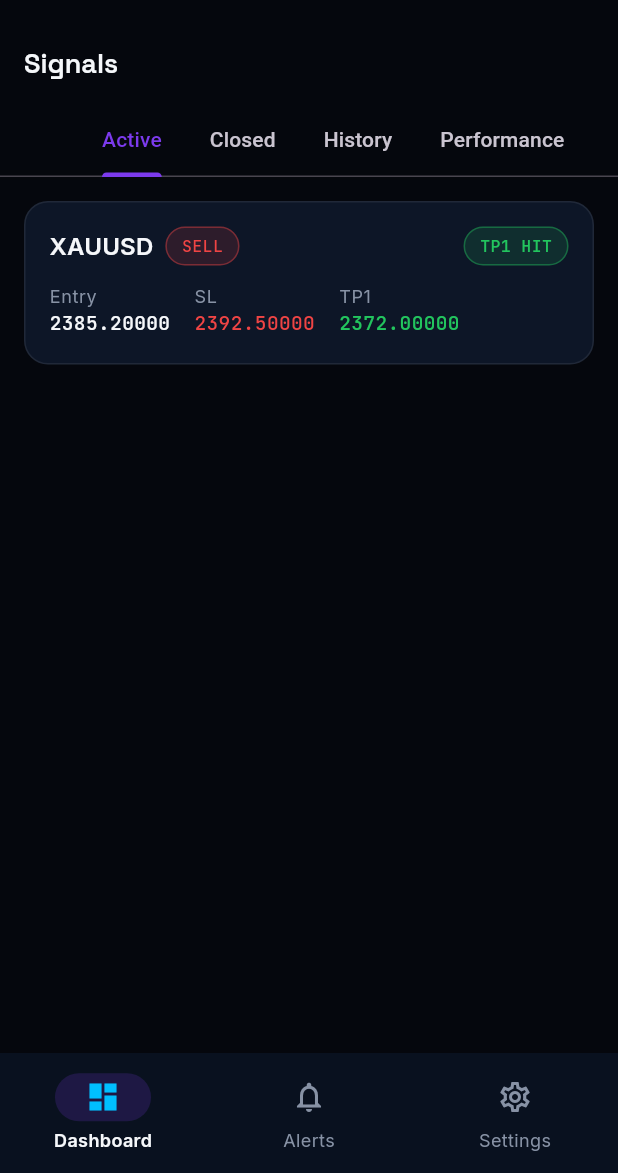
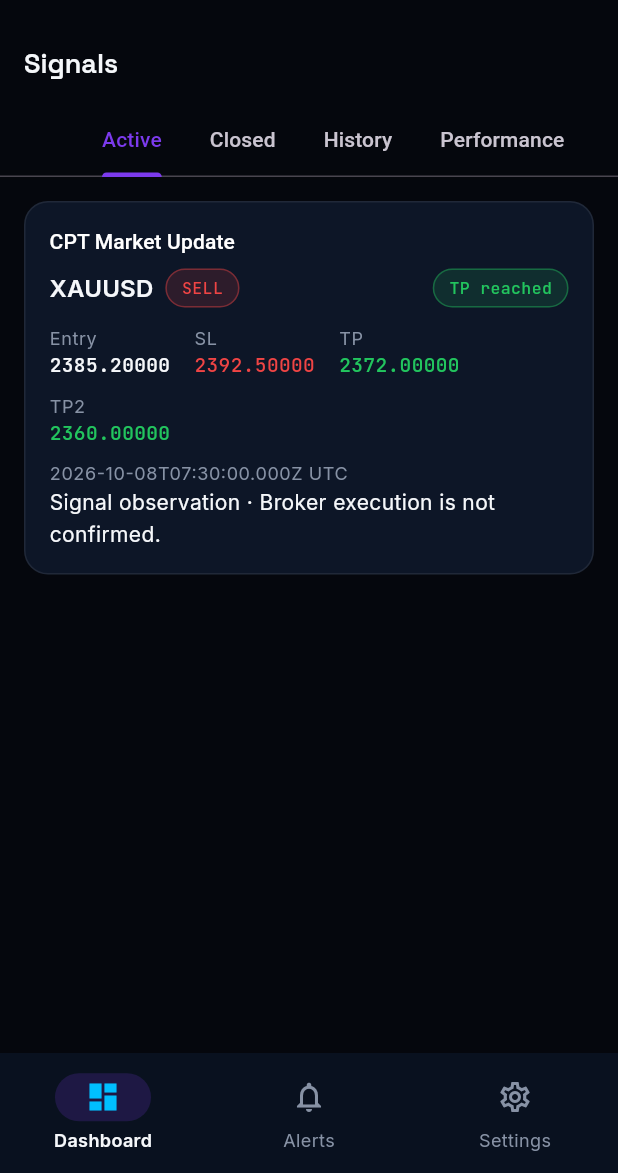
Before and after one commit to st10490392/code-phantom-App, a Flutter app: the SignalsScreen screen opened by its route, on a phone screen of 412 x 824 dp, the part 63-1236 px from its top. Run offline on Flutter 3.47's test engine with Material 3 defaults, Android fonts, the phone set to English and light mode, and no system bars; our stand-ins replace dio, firebase_core, firebase_messaging, flutter_riverpod, flutter_secure_storage, go_router and 3 more; accounts and stored records are empty.

Commit message:
Clarify ENKIDU branding and customer signal observations

```diff
--- a/lib/core/routing/app_router.dart
+++ b/lib/core/routing/app_router.dart
@@ -161,7 +161,7 @@ String? safeReturnPath(String? raw) {
 Permission? permissionForPath(String path) {
   if (path.startsWith('/scanner')) return Permission.scannerAccess;
   if (path.startsWith('/signals')) return Permission.signalsAccess;
-  if (path.startsWith('/ea')) return Permission.eaAccess;
+  if (path.startsWith('/ea')) return Permission.systemAdmin;
   return null;
 }
 
--- a/lib/core/routing/nav_destination.dart
+++ b/lib/core/routing/nav_destination.dart
@@ -46,7 +46,7 @@ const List<NavDestination> primaryNavDestinations = [
     label: 'EA',
     icon: Icons.memory_outlined,
     selectedIcon: Icons.memory,
-    permission: Permission.eaAccess,
+    permission: Permission.systemAdmin,
   ),
   NavDestination(
     path: '/notifications',
--- a/lib/core/theme/brand_assets.dart
+++ b/lib/core/theme/brand_assets.dart
@@ -17,6 +17,6 @@ abstract final class BrandAssets {
   static const String tagline = 'Engineering Intelligent Systems';
 
   /// Trading-facing sub-brand, used within Scanner/Signals/EA contexts only.
-  static const String tradingBrand = 'Phantom Traders';
+  static const String tradingBrand = 'CPT Market Direction';
   static const String scannerBrandLine = 'CPT Scanner · by CodePhantom Technologies';
 }
--- a/lib/features/dashboard/presentation/dashboard_screen.dart
+++ b/lib/features/dashboard/presentation/dashboard_screen.dart
@@ -40,7 +40,7 @@ class DashboardScreen extends ConsumerWidget {
 
     final hasScannerAccess = ref.watch(hasPermissionProvider(Permission.scannerAccess));
     final hasSignalsAccess = ref.watch(hasPermissionProvider(Permission.signalsAccess));
-    final hasEaAccess = ref.watch(hasPermissionProvider(Permission.eaAccess));
+    final hasEaAccess = ref.watch(hasPermissionProvider(Permission.systemAdmin));
 
     return Scaffold(
       body: ListView(
--- a/lib/features/ea/presentation/ea_dashboard_screen.dart
+++ b/lib/features/ea/presentation/ea_dashboard_screen.dart
@@ -20,7 +20,7 @@ class EADashboardScreen extends ConsumerWidget {
     final accountAsync = ref.watch(primaryEAAccountProvider);
 
     return Scaffold(
-      appBar: AppBar(title: const Text('CPT GILGAMESH EA')),
+      appBar: AppBar(title: const Text('CPT ENKIDU EA')),
       body: accountAsync.when(
         loading: () => const LoadingView(),
         error: (e, _) => ErrorView(message: 'Could not load EA account.\n$e'),
--- a/lib/features/ea/presentation/gilgamesh_panel.dart
+++ b/lib/features/ea/presentation/gilgamesh_panel.dart
@@ -31,7 +31,7 @@ class GilgameshPanel extends ConsumerWidget {
               children: [
                 const Expanded(
                   child: Text(
-                    'CPT GILGAMESH EA',
+                    'CPT ENKIDU EA',
                     style: TextStyle(fontWeight: FontWeight.bold),
                   ),
                 ),
--- a/lib/features/notifications/push/phone_alert.dart
+++ b/lib/features/notifications/push/phone_alert.dart
@@ -1,23 +1,36 @@
 /// No raw message bodies, arbitrary routes, strategy metadata or credentials.
 class PhoneAlert {
-  const PhoneAlert({required this.eventId, required this.signalId, required this.type});
+  const PhoneAlert({
+    required this.eventId,
+    required this.signalId,
+    required this.type,
+  });
   final String eventId;
   final String signalId;
   final String type;
 
   String get title => switch (type) {
-        'TP' => 'Take profit reached',
-        'SL' => 'Stop loss reached',
-        _ => 'New signal available',
+        'TP' => 'CPT Market Update · TP reached',
+        'CANCELLED' => 'CPT Market Update · Cancelled',
+        'SL' => 'CPT Market Update · SL reached',
+        _ => 'CPT Market Direction',
       };
 
   static PhoneAlert? parse(Map<String, dynamic> data) {
     final event = data['event_id'];
     final signal = data['signal_id'];
     final type = data['type'];
-    final uuid = RegExp(r'^[0-9a-fA-F]{8}(-[0-9a-fA-F]{4}){3}-[0-9a-fA-F]{12}$');
-    if (event is! String || signal is! String || !uuid.hasMatch(event) || !uuid.hasMatch(signal)) return null;
-    if (!['SIGNAL_PUBLISHED', 'TP', 'SL'].contains(type)) return null;
+    final uuid =
+        RegExp(r'^[0-9a-fA-F]{8}(-[0-9a-fA-F]{4}){3}-[0-9a-fA-F]{12}$');
+    if (event is! String ||
+        signal is! String ||
+        !uuid.hasMatch(event) ||
+        !uuid.hasMatch(signal)) {
+      return null;
+    }
+    if (!['SIGNAL_PUBLISHED', 'TP', 'SL', 'CANCELLED'].contains(type)) {
+      return null;
+    }
     return PhoneAlert(eventId: event, signalId: signal, type: type as String);
   }
 }
--- a/lib/features/signals/domain/signal.dart
+++ b/lib/features/signals/domain/signal.dart
@@ -4,6 +4,7 @@ class Signal {
   const Signal({
     required this.id,
     this.setupId,
+    this.timeframe,
     required this.symbol,
     required this.direction,
     required this.entry,
@@ -20,6 +21,7 @@ class Signal {
 
   final String id;
   final String? setupId;
+  final String? timeframe;
   final String symbol;
   final SetupDirection direction;
   final double entry;
@@ -35,10 +37,15 @@ class Signal {
   final double? rMultiple;
   final String? notes;
 
-  Signal copyWith({SignalStatus? status, DateTime? closedAt, String? result, double? rMultiple}) {
+  Signal copyWith(
+      {SignalStatus? status,
+      DateTime? closedAt,
+      String? result,
+      double? rMultiple,}) {
     return Signal(
       id: id,
       setupId: setupId,
+      timeframe: timeframe,
       symbol: symbol,
       direction: direction,
       entry: entry,
--- a/lib/features/signals/domain/signal_performance_summary.dart
+++ b/lib/features/signals/domain/signal_performance_summary.dart
@@ -5,8 +5,10 @@ class SignalPerformanceSummary {
     required this.losses,
     required this.winRatePercent,
     required this.averageRMultiple,
+    this.rObservationCount = 0,
   });
 
+  final int rObservationCount;
   final int totalSignals;
   final int wins;
   final int losses;
--- a/lib/features/signals/presentation/signals_screen.dart
+++ b/lib/features/signals/presentation/signals_screen.dart
@@ -55,16 +55,35 @@ class _SignalList extends ConsumerWidget {
 
     return async.when(
       loading: () => const LoadingView(),
-      error: (e, _) => ErrorView(message: 'Could not load signals.\n$e'),
+      error: (e, _) => ErrorView(
+        message: 'Could not load signals. Please try again.',
+        onRetry: () {
+          ref.invalidate(activeSignalsProvider);
+          ref.invalidate(closedSignalsProvider);
+          ref.invalidate(signalsByStatusProvider(null));
+        },
+      ),
       data: (List<Signal> signals) {
         if (signals.isEmpty) {
-          return const EmptyView(icon: Icons.show_chart_outlined, message: 'No signals here yet.');
+          return const EmptyView(
+            icon: Icons.show_chart_outlined,
+            message: 'No signals here yet.',
+          );
         }
-        return ListView.separated(
-          padding: const EdgeInsets.all(AppSpacing.lg),
-          itemCount: signals.length,
-          separatorBuilder: (_, __) => const SizedBox(height: AppSpacing.md),
-          itemBuilder: (context, i) => SignalCard(signal: signals[i]),
+        return RefreshIndicator(
+          onRefresh: () async {
+            ref.invalidate(activeSignalsProvider);
+            ref.invalidate(closedSignalsProvider);
+            ref.invalidate(signalsByStatusProvider(null));
+            await ref.read(signalsByStatusProvider(null).future);
+          },
+          child: ListView.separated(
+            physics: const AlwaysScrollableScrollPhysics(),
+            padding: const EdgeInsets.all(AppSpacing.lg),
+            itemCount: signals.length,
+            separatorBuilder: (_, __) => const SizedBox(height: AppSpacing.md),
+            itemBuilder: (context, i) => SignalCard(signal: signals[i]),
+          ),
         );
       },
     );
@@ -79,7 +98,10 @@ class _PerformanceTab extends ConsumerWidget {
     final summaryAsync = ref.watch(signalPerformanceProvider);
     return summaryAsync.when(
       loading: () => const LoadingView(),
-      error: (e, _) => ErrorView(message: 'Could not load performance.\n$e'),
+      error: (e, _) => ErrorView(
+        message: 'Could not load signal outcomes. Please try again.',
+        onRetry: () => ref.invalidate(signalPerformanceProvider),
+      ),
       data: (summary) => ListView(
         padding: const EdgeInsets.all(AppSpacing.lg),
         children: [
@@ -87,12 +109,27 @@ class _PerformanceTab extends ConsumerWidget {
             child: Column(
               crossAxisAlignment: CrossAxisAlignment.start,
               children: [
-                Text('Win / Loss', style: Theme.of(context).textTheme.titleMedium),
+                Text(
+                  'Signal outcomes',
+                  style: Theme.of(context).textTheme.titleMedium,
+                ),
                 const SizedBox(height: AppSpacing.md),
                 Text('${summary.wins} wins · ${summary.losses} losses'),
-                Text('Win rate: ${summary.winRatePercent.toStringAsFixed(1)}%'),
-                Text('Avg R multiple: ${summary.averageRMultiple.toStringAsFixed(2)}R'),
-                Text('Total closed signals: ${summary.totalSignals}'),
+                Text(
+                  summary.wins + summary.losses == 0
+                      ? 'Win rate: No resolved wins or losses'
+                      : 'Win rate: ${summary.winRatePercent.toStringAsFixed(1)}%',
+                ),
+                Text(
+                  'Avg R multiple: ${summary.averageRMultiple.toStringAsFixed(2)}R',
+                ),
+                Text('Resolved signal observations: ${summary.totalSignals}'),
+                const Text(
+                  'Latest 200 signals. Cancelled and unresolved outcomes are excluded. Breakevens are excluded from win rate.',
+                ),
+                const Text(
+                  'These are signal observations, not confirmed broker performance.',
+                ),
               ],
             ),
           ),
--- a/lib/features/signals/presentation/widgets/signal_card.dart
+++ b/lib/features/signals/presentation/widgets/signal_card.dart
@@ -11,7 +11,11 @@ import '../../domain/signal_enums.dart';
 /// reused for shareable/exported images (WhatsApp/Telegram/website) later —
 /// see docs/ARCHITECTURE.md "Signal Branding". No image export in Phase 1.
 class SignalCard extends StatelessWidget {
-  const SignalCard({required this.signal, this.showWatermark = false, super.key});
+  const SignalCard({
+    required this.signal,
+    this.showWatermark = false,
+    super.key,
+  });
 
   final Signal signal;
   final bool showWatermark;
@@ -21,7 +25,10 @@ class SignalCard extends StatelessWidget {
         SignalStatus.approved => AppColors.cyberBlue,
         SignalStatus.published => AppColors.electricBlue,
         SignalStatus.active => AppColors.success,
-        SignalStatus.tp1Hit || SignalStatus.tp2Hit || SignalStatus.tp3Hit => AppColors.success,
+        SignalStatus.tp1Hit ||
+        SignalStatus.tp2Hit ||
+        SignalStatus.tp3Hit =>
+          AppColors.success,
         SignalStatus.stopped => AppColors.error,
         SignalStatus.cancelled => AppColors.offline,
         SignalStatus.closed => AppColors.neutral,
@@ -29,19 +36,34 @@ class SignalCard extends StatelessWidget {
 
   @override
   Widget build(BuildContext context) {
+    final isUpdate = signal.status.isClosed ||
+        signal.status == SignalStatus.tp1Hit ||
+        signal.status == SignalStatus.tp2Hit ||
+        signal.status == SignalStatus.tp3Hit;
     final isBuy = signal.direction == SetupDirection.buy;
     return PhantomCard(
       child: Column(
         crossAxisAlignment: CrossAxisAlignment.start,
         children: [
+          Text(
+            isUpdate ? 'CPT Market Update' : 'CPT Market Direction',
+            style: Theme.of(context).textTheme.titleSmall,
+          ),
+          const SizedBox(height: AppSpacing.sm),
           Row(
             children: [
-              Text(signal.symbol, style: Theme.of(context).textTheme.titleMedium),
+              Text(
+                signal.symbol,
+                style: Theme.of(context).textTheme.titleMedium,
+              ),
               const SizedBox(width: AppSpacing.sm),
-              StatusBadge(label: isBuy ? 'BUY' : 'SELL', color: isBuy ? AppColors.buy : AppColors.sell),
+              StatusBadge(
+                label: isBuy ? 'BUY' : 'SELL',
+                color: isBuy ? AppColors.buy : AppColors.sell,
+              ),
               const Spacer(),
               StatusBadge(
-                label: signal.status.wireValue.replaceAll('_', ' '),
+                label: _statusLabel(signal.status),
                 color: _statusColor(signal.status),
               ),
             ],
@@ -55,22 +77,45 @@ class SignalCard extends StatelessWidget {
               _metric(context, 'Entry', signal.entry),
               _metric(context, 'SL', signal.stopLoss, color: AppColors.error),
               if (signal.takeProfits.isNotEmpty)
-                _metric(context, 'TP1', signal.takeProfits.first, color: AppColors.success),
+                _metric(
+                  context,
+                  'TP',
+                  signal.takeProfits.first,
+                  color: AppColors.success,
+                ),
+              if (signal.takeProfits.length > 1)
+                _metric(
+                  context,
+                  'TP2',
+                  signal.takeProfits[1],
+                  color: AppColors.success,
+                ),
             ],
           ),
-          if (signal.rMultiple != null) ...[
+          if (signal.rMultiple != null &&
+              signal.status.isClosed &&
+              signal.status != SignalStatus.cancelled &&
+              ['WIN', 'LOSS', 'BREAKEVEN'].contains(signal.result)) ...[
             const SizedBox(height: AppSpacing.sm),
             Text(
-              'R multiple: ${signal.rMultiple!.toStringAsFixed(2)}R'
-              '${signal.result != null ? " · ${signal.result}" : ""}',
+              'Observed signal result: ${signal.rMultiple!.toStringAsFixed(2)}R',
               style: Theme.of(context).textTheme.bodySmall,
             ),
           ],
+          const SizedBox(height: AppSpacing.sm),
+          Text(
+            '${signal.timeframe == null ? '' : '${signal.timeframe} · '}${signal.openedAt.toUtc().toIso8601String()} UTC',
+            style: Theme.of(context).textTheme.bodySmall,
+          ),
+          if (signal.closedAt != null)
+            Text('Updated: ${signal.closedAt!.toUtc().toIso8601String()}'),
+          const Text('Signal observation · Broker execution is not confirmed.'),
           if (showWatermark) ...[
             const SizedBox(height: AppSpacing.md),
             Text(
               BrandAssets.tradingBrand,
-              style: AppTypography.mono(fontSize: 10, color: AppColors.mutedText),
+              style:
+                  AppTypography.mono(fontSize: 10, color: AppColors.mutedText),
             ),
           ],
         ],
@@ -78,12 +123,36 @@ class SignalCard extends StatelessWidget {
     );
   }
 
-  Widget _metric(BuildContext context, String label, double value, {Color? color}) {
+  String _statusLabel(SignalStatus status) => switch (status) {
+        SignalStatus.pending => 'Awaiting review',
+        SignalStatus.approved => 'Approved draft',
+        SignalStatus.published => 'Published suggestion',
+        SignalStatus.active => 'Active suggestion',
+        SignalStatus.tp1Hit => 'TP reached',
+        SignalStatus.tp2Hit => 'TP2 reached',
+        SignalStatus.tp3Hit => 'Target reached',
+        SignalStatus.stopped => 'SL reached',
+        SignalStatus.cancelled => 'Cancelled',
+        SignalStatus.closed =>
+          ['WIN', 'LOSS', 'BREAKEVEN'].contains(signal.result)
+              ? 'Closed observation'
+              : 'Outcome unresolved',
+      };
+
+  Widget _metric(
+    BuildContext context,
+    String label,
+    double value, {
+    Color? color,
+  }) {
     return Column(
       crossAxisAlignment: CrossAxisAlignment.start,
       children: [
         Text(label, style: Theme.of(context).textTheme.bodySmall),
-        Text(value.toStringAsFixed(5), style: AppTypography.mono(color: color ?? AppColors.ghostWhite)),
+        Text(
+          value.toStringAsFixed(5),
+          style: AppTypography.mono(color: color ?? AppColors.ghostWhite),
+        ),
       ],
     );
   }
```
Also changed, not shown: lib/features/signals/data/api_signal_service.dart (+43 -13 lines), 7 other files.
